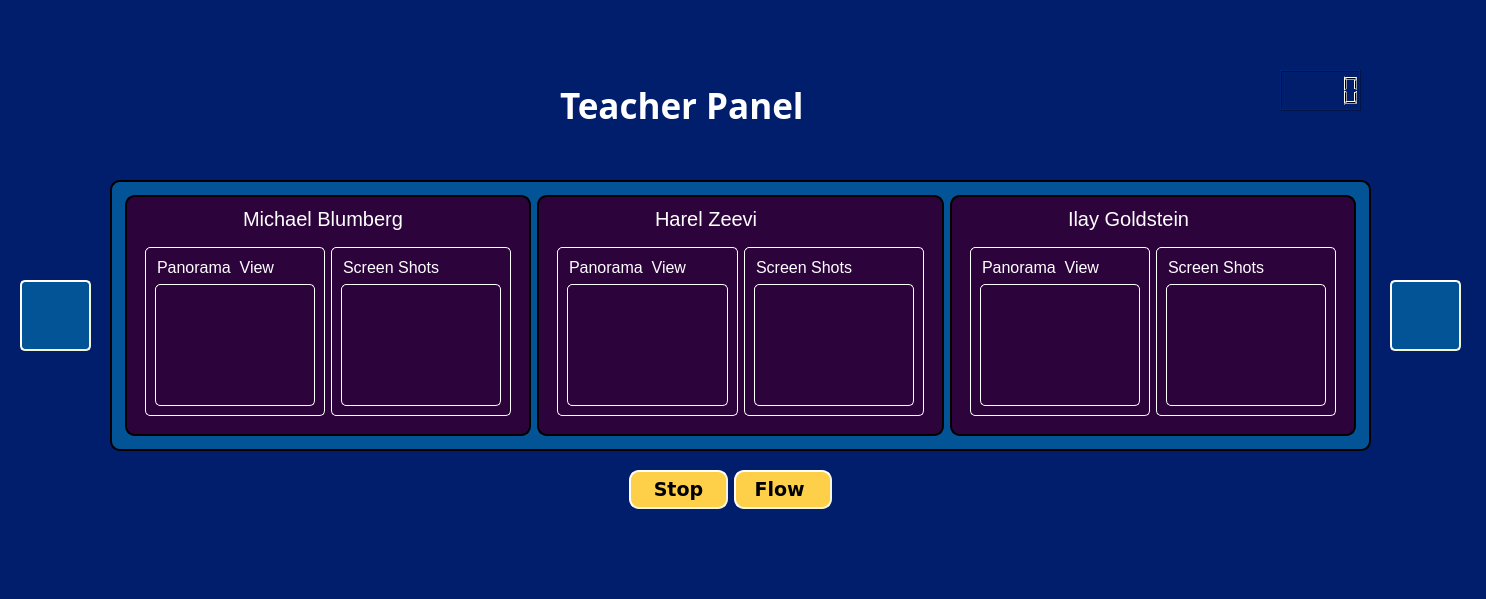
Before: the Qt Designer form test1.ui in HarelZeevi/Cleverum-Teacher, drawn with Qt 5.
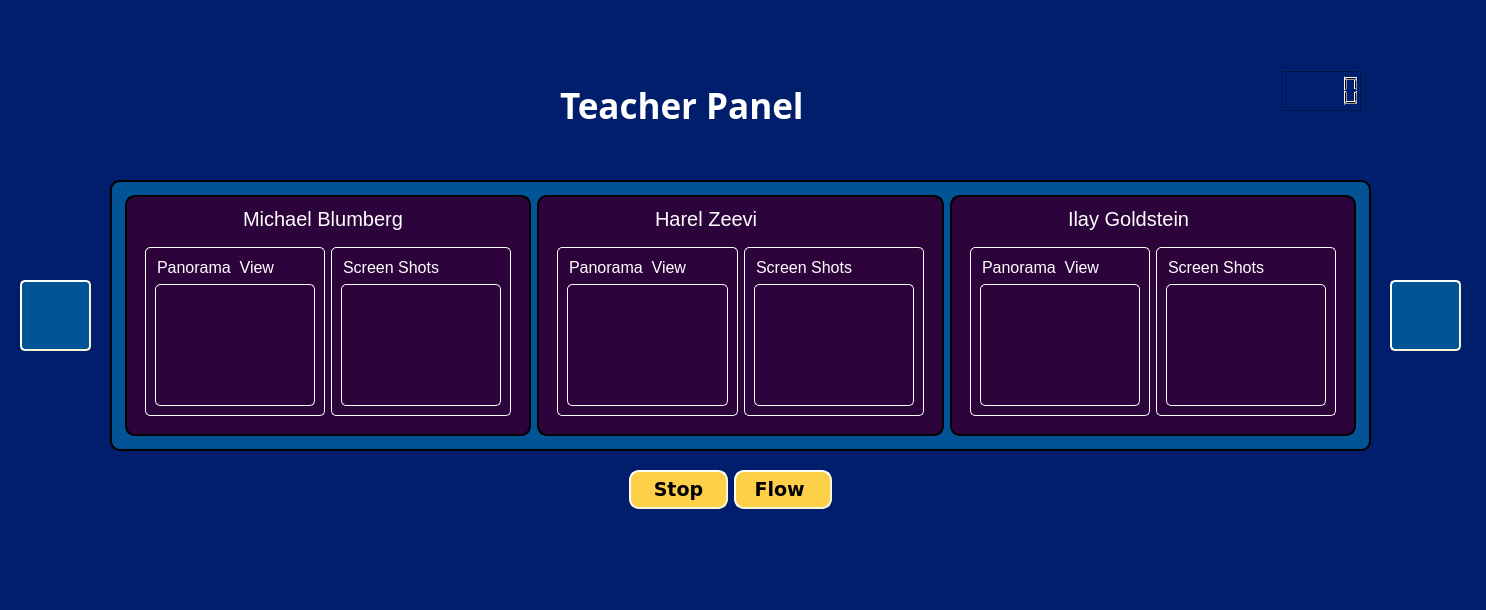
After: the same form once the commit is applied. Icons and pictures are not drawn.

Patch:
```diff
--- a/test1.ui
+++ b/test1.ui
@@ -7,7 +7,7 @@
     <x>0</x>
     <y>0</y>
     <width>1486</width>
-    <height>599</height>
+    <height>610</height>
    </rect>
   </property>
   <property name="windowTitle">
```
